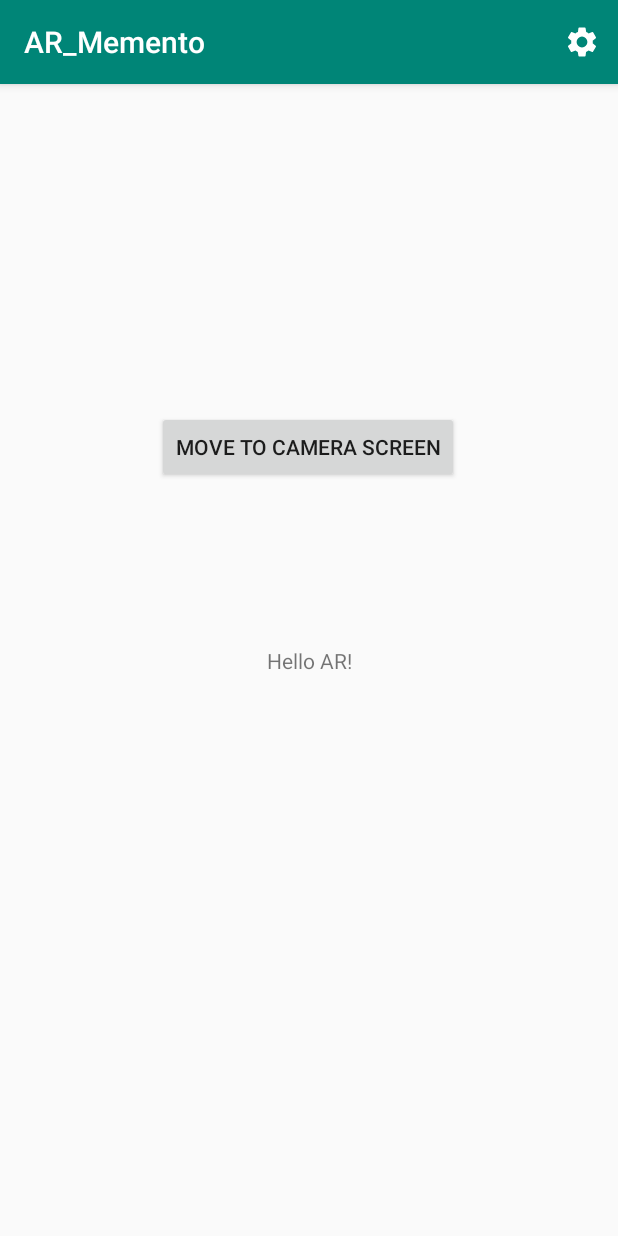
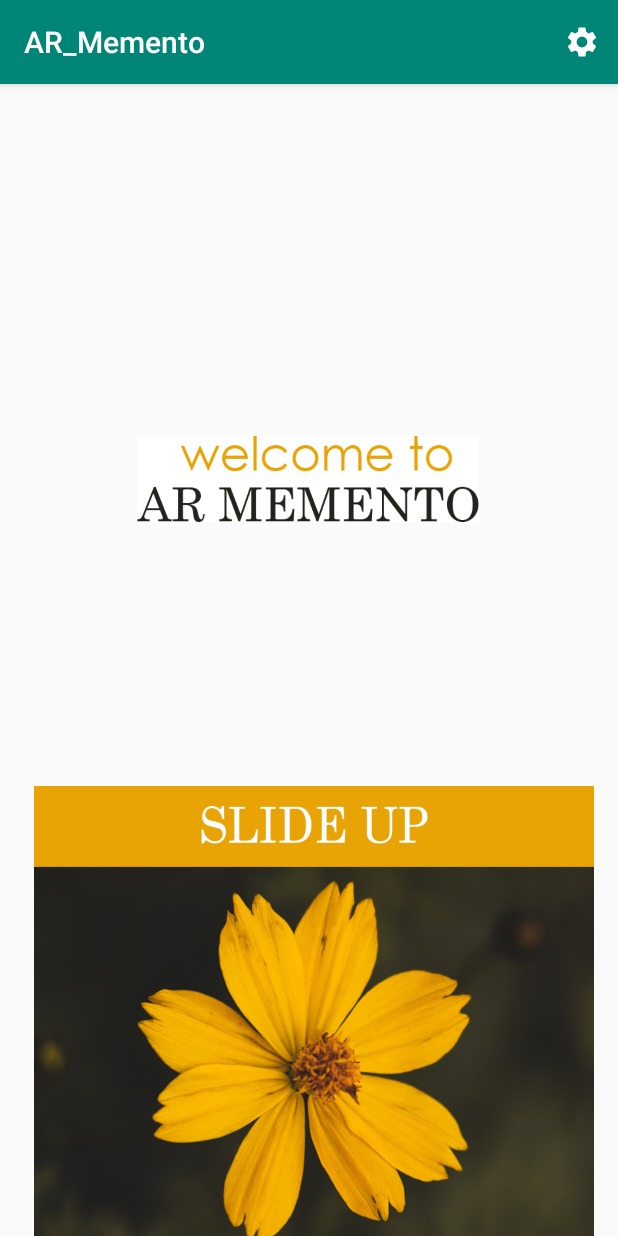
Before and after one commit to Yuenki/AR-Memento, an Android app: the screen it shows after launch (MainActivity), on a phone screen of 412 x 824 dp. Run offline under Robolectric (Android 15) with nearby library versions, the phone set to English and light mode, and no system bars.

Commit message:
MainActivity Screen 1/2
1/2 finished

```diff
--- a/app/src/main/java/com/example/ar_memento/MainActivity.java
+++ b/app/src/main/java/com/example/ar_memento/MainActivity.java
@@ -9,16 +9,18 @@ import android.view.Menu;
 import android.view.MenuItem;
 import android.view.View;
 import android.widget.Button;
+import android.widget.ImageButton;
 import android.widget.Toast;
 
 public class MainActivity extends AppCompatActivity {
-    Button button;
+    ImageButton slide_up_button;
 
     @Override
     protected void onCreate(Bundle savedInstanceState) {
         super.onCreate(savedInstanceState);
         setContentView(R.layout.activity_main);
-        button = findViewById(R.id.btn_go_to_camera);
+
+        slide_up_button = (ImageButton) findViewById(R.id.imageButton);
         onResume();
     }
 
@@ -48,6 +50,6 @@ public class MainActivity extends AppCompatActivity {
 //                startActivity(cameraIntent);
 //            }
 //        });
-        button.setOnClickListener(r -> startActivity(cameraIntent));
+        slide_up_button.setOnClickListener(r -> startActivity(cameraIntent));
     }
 }
--- a/app/src/main/res/layout/activity_main.xml
+++ b/app/src/main/res/layout/activity_main.xml
@@ -6,26 +6,34 @@
     android:layout_height="match_parent"
     tools:context=".MainActivity">
 
-    <TextView
-        android:id="@+id/textView"
-        android:layout_width="wrap_content"
-        android:layout_height="wrap_content"
-        android:text="@string/hello_ar"
+
+    <ImageView
+        android:id="@+id/imageView"
+        android:layout_width="228dp"
+        android:layout_height="69dp"
+        android:layout_marginStart="91dp"
+        android:layout_marginTop="192dp"
+        android:layout_marginEnd="92dp"
+        android:layout_marginBottom="470dp"
         app:layout_constraintBottom_toBottomOf="parent"
-        app:layout_constraintLeft_toLeftOf="parent"
-        app:layout_constraintRight_toRightOf="parent"
-        app:layout_constraintTop_toTopOf="parent" />
-
-    <Button
-        android:id="@+id/btn_go_to_camera"
-        android:layout_width="wrap_content"
-        android:layout_height="wrap_content"
-        android:text="@string/move_to_camera_screen"
-        app:layout_constraintBottom_toTopOf="@+id/textView"
         app:layout_constraintEnd_toEndOf="parent"
-        app:layout_constraintHorizontal_bias="0.498"
+        app:layout_constraintHorizontal_bias="0.0"
         app:layout_constraintStart_toStartOf="parent"
         app:layout_constraintTop_toTopOf="parent"
-        app:layout_constraintVertical_bias="0.668" />
+        app:layout_constraintVertical_bias="1.0"
+        app:srcCompat="@drawable/logo2" />
+
+    <ImageButton
+        android:id="@+id/imageButton"
+        android:layout_width="373dp"
+        android:layout_height="300dp"
+        android:layout_marginStart="22dp"
+        android:layout_marginEnd="16dp"
+        android:background="#00000000"
+        android:scaleType="fitXY"
+        app:layout_constraintBottom_toBottomOf="parent"
+        app:layout_constraintEnd_toEndOf="parent"
+        app:layout_constraintStart_toStartOf="parent"
+        app:srcCompat="@drawable/slideup_button" />
 
 </androidx.constraintlayout.widget.ConstraintLayout>
```
Also changed, not shown: app/src/main/res/drawable/logo2.png (added), app/src/main/res/drawable/mainbutton.png (added), app/src/main/res/drawable/slideup_button.png (added).
